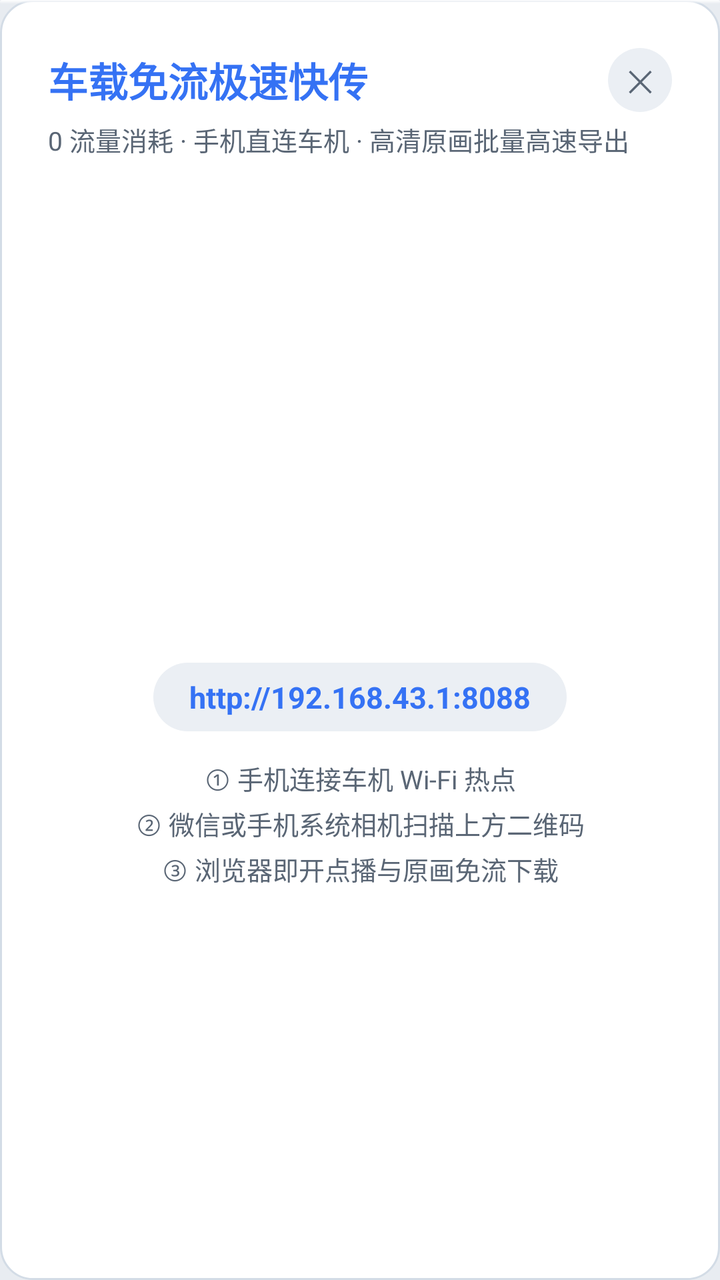
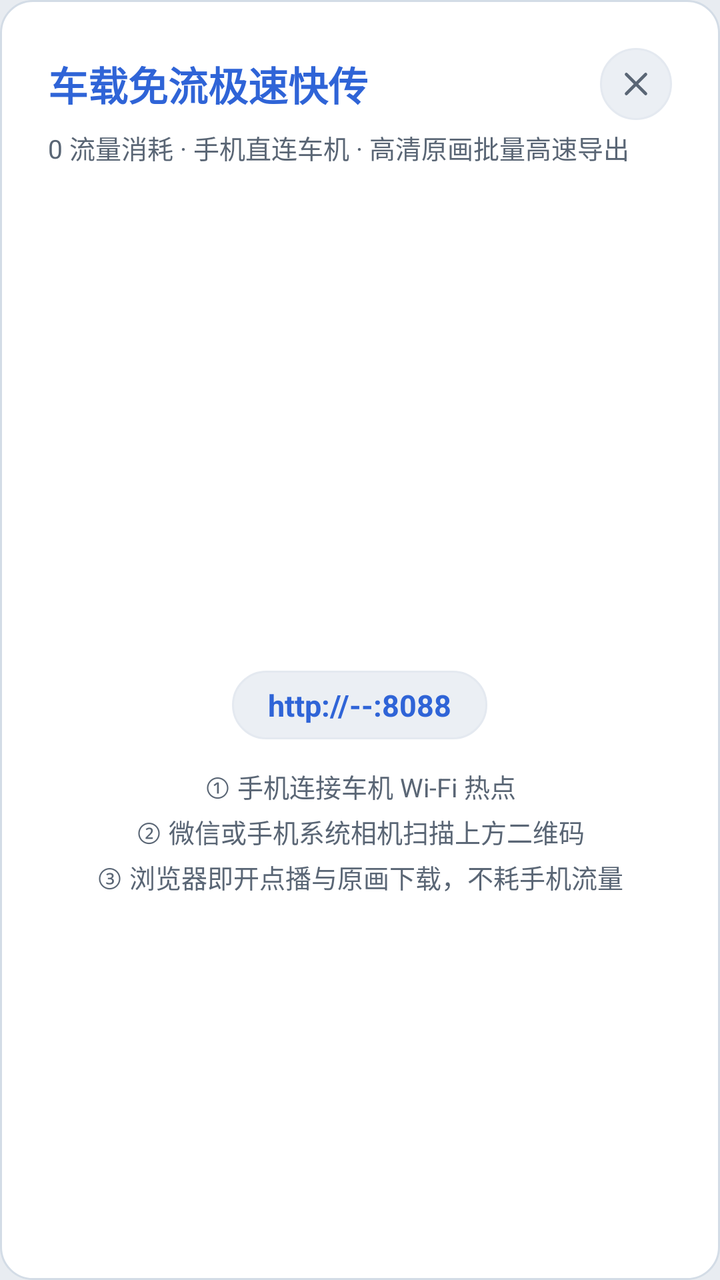

An Android layout rendered at two revisions. The XML below is the earlier revision; the diff shows what the commit changed to produce the second picture.
<!-- AndroidManifest.xml: application theme Theme.Sophon -->
<!-- res/layout/dialog_lan_share.xml -->
<?xml version="1.0" encoding="utf-8"?>
<LinearLayout xmlns:android="http://schemas.android.com/apk/res/android"
    android:layout_width="480dp"
    android:layout_height="wrap_content"
    android:background="@drawable/sp_bg_card_raised"
    android:orientation="vertical"
    android:padding="24dp">

    
    <LinearLayout
        android:layout_width="match_parent"
        android:layout_height="wrap_content"
        android:gravity="center_vertical"
        android:orientation="horizontal">

        <TextView
            android:layout_width="0dp"
            android:layout_height="wrap_content"
            android:layout_weight="1"
            android:text="车载免流极速快传"
            android:textColor="@color/sp_ac"
            android:textSize="20sp"
            android:textStyle="bold" />

        <TextView
            android:id="@+id/btn_dialog_close"
            android:layout_width="32dp"
            android:layout_height="32dp"
            android:background="@drawable/sp_bg_pill"
            android:gravity="center"
            android:text="✕"
            android:textColor="@color/sp_tx2"
            android:textSize="15sp" />
    </LinearLayout>

    <TextView
        android:layout_width="wrap_content"
        android:layout_height="wrap_content"
        android:layout_marginTop="4dp"
        android:text="0 流量消耗 · 手机直连车机 · 高清原画批量高速导出"
        android:textColor="@color/sp_tx2"
        android:textSize="13sp" />

    
    <FrameLayout
        android:layout_width="220dp"
        android:layout_height="220dp"
        android:layout_gravity="center_horizontal"
        android:layout_marginTop="16dp"
        android:background="@drawable/sp_bg_input_field"
        android:backgroundTint="#FFFFFFFF"
        android:clipToOutline="true"
        android:padding="12dp">

        <ImageView
            android:id="@+id/iv_qr_code"
            android:layout_width="match_parent"
            android:layout_height="match_parent"
            android:contentDescription="Lan Share QR Code" />
    </FrameLayout>

    
    <TextView
        android:id="@+id/tv_share_url"
        android:layout_width="wrap_content"
        android:layout_height="wrap_content"
        android:layout_gravity="center_horizontal"
        android:layout_marginTop="16dp"
        android:background="@drawable/sp_bg_pill"
        android:paddingHorizontal="18dp"
        android:paddingVertical="7dp"
        android:text="http://192.168.43.1:8088"
        android:textColor="@color/sp_ac"
        android:textSize="15sp"
        android:textStyle="bold" />

    <TextView
        android:id="@+id/tv_share_hint"
        android:layout_width="match_parent"
        android:layout_height="wrap_content"
        android:layout_marginTop="14dp"
        android:gravity="center"
        android:lineSpacingExtra="4dp"
        android:text="① 手机连接车机 Wi-Fi 热点\n② 微信或手机系统相机扫描上方二维码\n③ 浏览器即开点播与原画免流下载"
        android:textColor="@color/sp_tx2"
        android:textSize="13sp" />

</LinearLayout>
<!-- resources referenced by this layout -->
<resources>
  <color name="sp_ac">#FF3572F4</color>
  <color name="sp_tx2">#FF5A6675</color>
  <!-- drawable sp_bg_card_raised (drawable) -->
  <?xml version="1.0" encoding="utf-8"?>
  <layer-list xmlns:android="http://schemas.android.com/apk/res/android">
      <item>
          <shape android:shape="rectangle">
              <corners android:radius="@dimen/sp_r_card" />
              <solid android:color="@color/sp_raise" />
              <stroke
                  android:width="1dp"
                  android:color="@color/sp_line2" />
          </shape>
      </item>
      <item
          android:gravity="top"
          android:height="2dp">
          <shape android:shape="rectangle">
              <corners android:radius="@dimen/sp_r_card" />
              <gradient
                  android:angle="270"
                  android:endColor="#00000000"
                  android:startColor="@color/sp_top_hi" />
          </shape>
      </item>
  </layer-list>
  <!-- drawable sp_bg_pill (drawable) -->
  <?xml version="1.0" encoding="utf-8"?>
  <shape xmlns:android="http://schemas.android.com/apk/res/android"
      android:shape="rectangle">
      <corners android:radius="@dimen/sp_r_pill" />
      <solid android:color="@color/sp_surf3" />
  </shape>
  <dimen name="sp_r_card">16dp</dimen>
  <color name="sp_raise">#FFFFFFFF</color>
  <color name="sp_line2">#FFD3DCE6</color>
  <color name="sp_top_hi">#F2FFFFFF</color>
  <dimen name="sp_r_ctrl">12dp</dimen>
  <color name="sp_surf2">#FFF5F7FA</color>
  <dimen name="sp_r_pill">100dp</dimen>
  <color name="sp_surf3">#FFEBEFF4</color>
  <color name="sp_page">#FFE8ECF1</color>
  <color name="sp_ac2">#FF2557C8</color>
  <color name="sp_dg">#FFD92D20</color>
  <color name="sp_tx">#FF111620</color>
  <!-- unchanged entries left out for length: 2 -->
</resources>

<!-- the commit's change to res/layout/dialog_lan_share.xml (unified diff, before → after) -->
@@ -19,18 +19,19 @@
             android:layout_weight="1"
             android:text="车载免流极速快传"
             android:textColor="@color/sp_ac"
-            android:textSize="20sp"
+            android:textSize="@dimen/sp_t_title"
             android:textStyle="bold" />
 
-        <TextView
+        <ImageView
             android:id="@+id/btn_dialog_close"
-            android:layout_width="32dp"
-            android:layout_height="32dp"
+            android:layout_width="36dp"
+            android:layout_height="36dp"
             android:background="@drawable/sp_bg_pill"
-            android:gravity="center"
-            android:text="✕"
-            android:textColor="@color/sp_tx2"
-            android:textSize="15sp" />
+            android:contentDescription="关闭"
+            android:foreground="?android:attr/selectableItemBackgroundBorderless"
+            android:padding="8dp"
+            android:src="@drawable/ic_action_close"
+            android:tint="@color/sp_tx2" />
     </LinearLayout>
 
     <TextView
@@ -39,7 +40,7 @@
         android:layout_marginTop="4dp"
         android:text="0 流量消耗 · 手机直连车机 · 高清原画批量高速导出"
         android:textColor="@color/sp_tx2"
-        android:textSize="13sp" />
+        android:textSize="@dimen/sp_t_label" />
 
     
     <FrameLayout
@@ -48,7 +49,7 @@
         android:layout_gravity="center_horizontal"
         android:layout_marginTop="16dp"
         android:background="@drawable/sp_bg_input_field"
-        android:backgroundTint="#FFFFFFFF"
+        android:backgroundTint="@color/sp_osd_tx"
         android:clipToOutline="true"
         android:padding="12dp">
 
@@ -57,6 +58,30 @@
             android:layout_width="match_parent"
             android:layout_height="match_parent"
             android:contentDescription="Lan Share QR Code" />
+
+        <LinearLayout
+            android:id="@+id/layout_no_network"
+            android:layout_width="match_parent"
+            android:layout_height="match_parent"
+            android:gravity="center"
+            android:orientation="vertical"
+            android:visibility="gone">
+
+            <ImageView
+                android:layout_width="48dp"
+                android:layout_height="48dp"
+                android:src="@drawable/ic_section_network"
+                android:tint="@color/sp_tx3"
+                android:contentDescription="未联网" />
+
+            <TextView
+                android:layout_width="wrap_content"
+                android:layout_height="wrap_content"
+                android:layout_marginTop="8dp"
+                android:text="未获取到局域网 IP"
+                android:textColor="@color/sp_tx2"
+                android:textSize="@dimen/sp_t_caption" />
+        </LinearLayout>
     </FrameLayout>
 
     
@@ -69,10 +94,44 @@
         android:background="@drawable/sp_bg_pill"
         android:paddingHorizontal="18dp"
         android:paddingVertical="7dp"
-        android:text="http://192.168.43.1:8088"
+        android:text="http://--:8088"
         android:textColor="@color/sp_ac"
-        android:textSize="15sp"
+        android:textSize="@dimen/sp_t_subtitle"
         android:textStyle="bold" />
+
+    <LinearLayout
+        android:id="@+id/layout_unconnected_actions"
+        android:layout_width="match_parent"
+        android:layout_height="wrap_content"
+        android:layout_marginTop="16dp"
+        android:gravity="center"
+        android:orientation="horizontal"
+        android:visibility="gone">
+
+        <TextView
+            android:id="@+id/btn_retry_network"
+            android:layout_width="wrap_content"
+            android:layout_height="wrap_content"
+            android:background="@drawable/sp_bg_pill"
+            android:paddingHorizontal="16dp"
+            android:paddingVertical="8dp"
+            android:text="重新检测"
+            android:textColor="@color/sp_tx"
+            android:textSize="@dimen/sp_t_label" />
+
+        <TextView
+            android:id="@+id/btn_open_hotspot"
+            android:layout_width="wrap_content"
+            android:layout_height="wrap_content"
+            android:layout_marginStart="12dp"
+            android:background="@drawable/sp_bg_pill_accent"
+            android:paddingHorizontal="16dp"
+            android:paddingVertical="8dp"
+            android:text="车机网络设置"
+            android:textColor="@color/sp_ac"
+            android:textSize="@dimen/sp_t_label"
+            android:textStyle="bold" />
+    </LinearLayout>
 
     <TextView
         android:id="@+id/tv_share_hint"
@@ -81,8 +140,8 @@
         android:layout_marginTop="14dp"
         android:gravity="center"
         android:lineSpacingExtra="4dp"
-        android:text="① 手机连接车机 Wi-Fi 热点\n② 微信或手机系统相机扫描上方二维码\n③ 浏览器即开点播与原画免流下载"
+        android:text="① 手机连接车机 Wi-Fi 热点\n② 微信或手机系统相机扫描上方二维码\n③ 浏览器即开点播与原画下载，不耗手机流量"
         android:textColor="@color/sp_tx2"
-        android:textSize="13sp" />
+        android:textSize="@dimen/sp_t_label" />
 
 </LinearLayout>
<!-- resource entries referenced after the edit -->
@@ -1,7 +1,63 @@
 <!-- resources referenced by this layout -->
 <resources>
-  <color name="sp_ac">#FF3572F4</color>
+  <color name="sp_ac">#FF2F64D7</color>
+  <color name="sp_osd_tx">#FFFFFFFF</color>
   <color name="sp_tx2">#FF5A6675</color>
+  <color name="sp_tx3">#FF636B78</color>
+  <dimen name="sp_t_caption">12sp</dimen>
+  <dimen name="sp_t_label">13sp</dimen>
+  <dimen name="sp_t_subtitle">15sp</dimen>
+  <dimen name="sp_t_title">20sp</dimen>
+  <!-- drawable ic_action_close (drawable) -->
+  <?xml version="1.0" encoding="utf-8"?>
+  <vector xmlns:android="http://schemas.android.com/apk/res/android"
+      android:width="24dp"
+      android:height="24dp"
+      android:viewportWidth="24"
+      android:viewportHeight="24">
+  
+      
+      <path
+          android:pathData="M 6.2,6.2 L 17.8,17.8 M 17.8,6.2 L 6.2,17.8"
+          android:strokeColor="@color/sp_tx2"
+          android:strokeWidth="1.9"
+          android:strokeLineCap="round"
+          android:strokeLineJoin="round"
+      />
+  </vector>
+  <!-- drawable ic_section_network (drawable) -->
+  <?xml version="1.0" encoding="utf-8"?>
+  <vector xmlns:android="http://schemas.android.com/apk/res/android"
+      android:width="24dp"
+      android:height="24dp"
+      android:viewportWidth="24"
+      android:viewportHeight="24">
+      <path
+          android:pathData="M 3.6,9.6 C 6.9,6.3 17.1,6.3 20.4,9.6"
+          android:strokeColor="@color/sp_tx2"
+          android:strokeWidth="1.9"
+          android:strokeLineCap="round"
+          android:strokeLineJoin="round"
+      />
+      <path
+          android:pathData="M 7,13.1 C 9.3,10.8 14.7,10.8 17,13.1"
+          android:strokeColor="@color/sp_tx2"
+          android:strokeWidth="1.9"
+          android:strokeLineCap="round"
+          android:strokeLineJoin="round"
+      />
+      <path
+          android:pathData="M 10,16.5 C 11.1,15.4 12.9,15.4 14,16.5"
+          android:strokeColor="@color/sp_tx2"
+          android:strokeWidth="1.9"
+          android:strokeLineCap="round"
+          android:strokeLineJoin="round"
+      />
+      <path
+          android:pathData="M 12,18.1 A 1.3,1.3 0 1 1 12,20.7 A 1.3,1.3 0 1 1 12,18.1 Z"
+          android:fillColor="@color/sp_tx2"
+      />
+  </vector>
   <!-- drawable sp_bg_card_raised (drawable) -->
   <?xml version="1.0" encoding="utf-8"?>
   <layer-list xmlns:android="http://schemas.android.com/apk/res/android">
@@ -14,17 +70,6 @@
                   android:color="@color/sp_line2" />
           </shape>
       </item>
-      <item
-          android:gravity="top"
-          android:height="2dp">
-          <shape android:shape="rectangle">
-              <corners android:radius="@dimen/sp_r_card" />
-              <gradient
-                  android:angle="270"
-                  android:endColor="#00000000"
-                  android:startColor="@color/sp_top_hi" />
-          </shape>
-      </item>
   </layer-list>
   <!-- drawable sp_bg_pill (drawable) -->
   <?xml version="1.0" encoding="utf-8"?>
@@ -32,15 +77,30 @@
       android:shape="rectangle">
       <corners android:radius="@dimen/sp_r_pill" />
       <solid android:color="@color/sp_surf3" />
+      <stroke
+          android:width="1dp"
+          android:color="@color/sp_line" />
+  </shape>
+  <!-- drawable sp_bg_pill_accent (drawable) -->
+  <?xml version="1.0" encoding="utf-8"?>
+  <shape xmlns:android="http://schemas.android.com/apk/res/android"
+      android:shape="rectangle">
+      <corners android:radius="@dimen/sp_r_pill" />
+      <solid android:color="@color/sp_acbg" />
+      <stroke
+          android:width="1dp"
+          android:color="@color/sp_acln" />
   </shape>
   <dimen name="sp_r_card">16dp</dimen>
   <color name="sp_raise">#FFFFFFFF</color>
   <color name="sp_line2">#FFD3DCE6</color>
-  <color name="sp_top_hi">#F2FFFFFF</color>
   <dimen name="sp_r_ctrl">12dp</dimen>
   <color name="sp_surf2">#FFF5F7FA</color>
   <dimen name="sp_r_pill">100dp</dimen>
   <color name="sp_surf3">#FFEBEFF4</color>
+  <color name="sp_line">#FFE4E9F0</color>
+  <color name="sp_acbg">#FFE8F0FF</color>
+  <color name="sp_acln">#FFC7DBFF</color>
   <color name="sp_page">#FFE8ECF1</color>
   <color name="sp_ac2">#FF2557C8</color>
   <color name="sp_dg">#FFD92D20</color>
